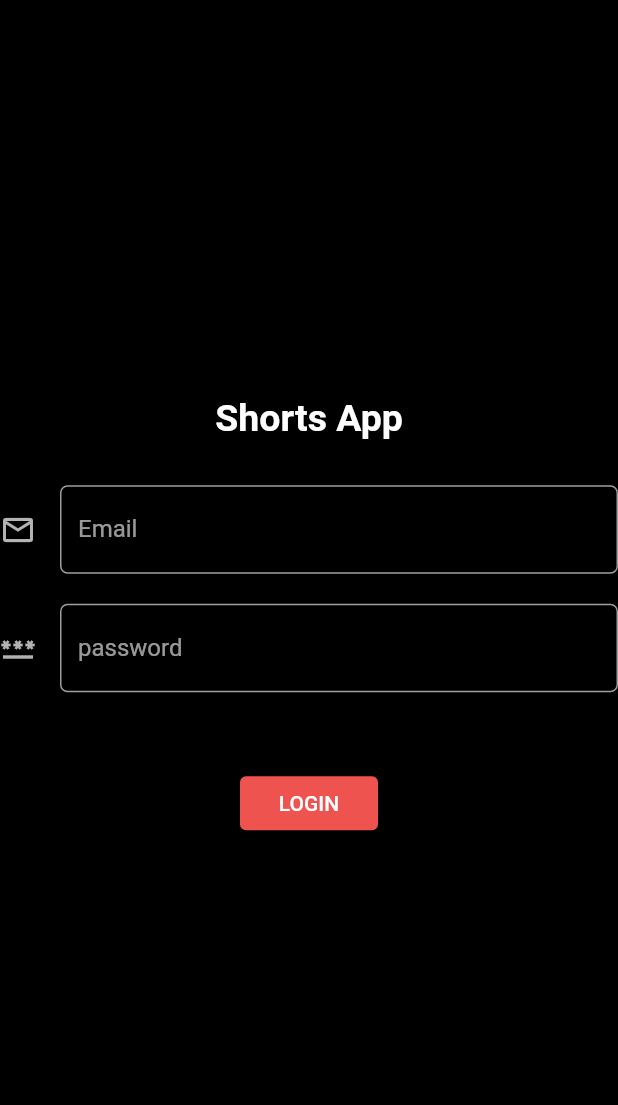
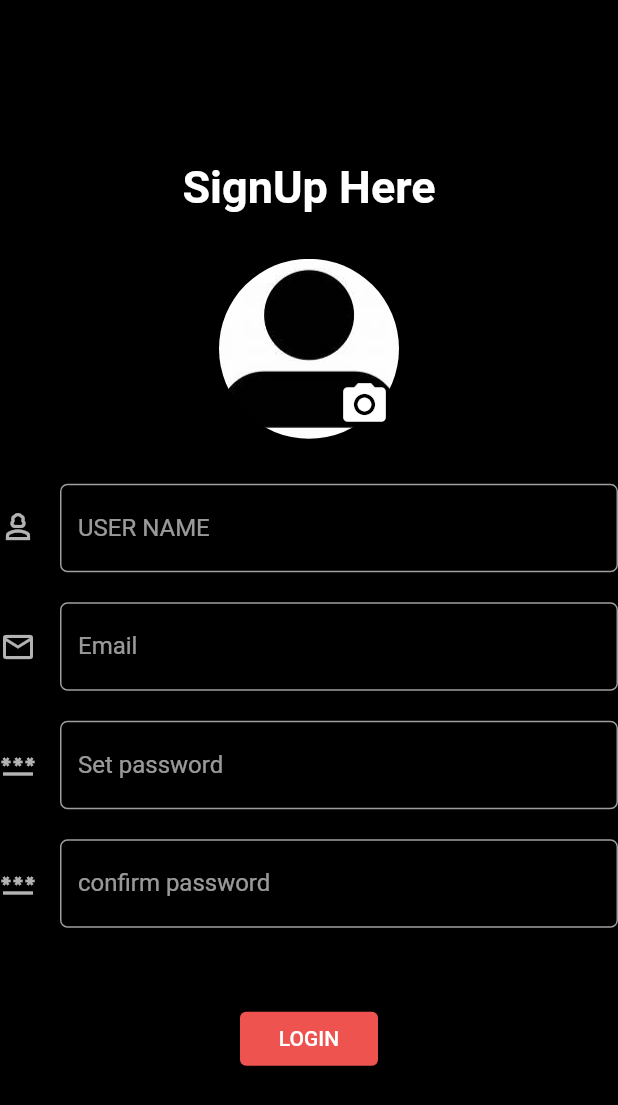
Before and after one commit to HarshGupta0/Shorts_App01, a Flutter app: the screen it shows after launch, on a phone screen of 412 x 824 dp. Shown: the top 1105 px of the screen. Run offline on Flutter 3.47's test engine with Material 2 defaults, Android fonts, the phone set to English and light mode, and no system bars; our stand-ins replace firebase_core, get, image_picker, video_player; accounts and stored records are empty.

```diff
--- a/lib/main.dart
+++ b/lib/main.dart
@@ -1,10 +1,15 @@
+import 'package:firebase_core/firebase_core.dart';
 import 'package:flutter/material.dart';
+import 'package:get/get_navigation/src/root/get_material_app.dart';
 import 'package:shorts_app/constants.dart';
 import 'package:shorts_app/view/screens/auth/login_screen_ui.dart';
+import 'package:shorts_app/view/screens/auth/signupScreen.dart';
 import 'package:shorts_app/view/screens/home.dart';
 
-void main() {
-  runApp(const MyApp());
+void main() async{
+  WidgetsFlutterBinding.ensureInitialized();
+  await Firebase.initializeApp();
+  runApp(MyApp());
 }
 
 class MyApp extends StatelessWidget {
@@ -13,12 +18,12 @@ class MyApp extends StatelessWidget {
   // This widget is the root of your application.
   @override
   Widget build(BuildContext context) {
-    return MaterialApp(
+    return GetMaterialApp(
       title: 'Flutter Demo',
       theme: ThemeData.dark().copyWith(
         scaffoldBackgroundColor: backgroundColor,
       ),
-      home:LoginScreen(),
+      home:SignUpScreen(),
     );
   }
 }
--- a/lib/view/screens/auth/login_screen_ui.dart
+++ b/lib/view/screens/auth/login_screen_ui.dart
@@ -1,6 +1,7 @@
 import 'package:flutter/material.dart';
 import 'package:shorts_app/constants.dart';
 import 'package:shorts_app/main.dart';
+import 'package:shorts_app/view/screens/home.dart';
 import 'package:shorts_app/view/widgets/Input_Text.dart';
 import 'package:shorts_app/view/widgets/glitch.dart';
 class LoginScreen extends StatefulWidget {
@@ -21,7 +22,7 @@ class _LoginScreenState extends State<LoginScreen> {
           child: Column(
             mainAxisAlignment: MainAxisAlignment.center,
             children: [
-              GlithEffect(child: Text("Shorts App",style: TextStyle(fontWeight: FontWeight.bold,color: Colors.white,fontSize: 25),)),
+              GlithEffect(child: Text("Shorts App",style: TextStyle(fontWeight: FontWeight.bold,color: Colors.white,fontSize: 30),)),
               SizedBox(height: 30,),
               InputText(controller: emailController,
                   myIcon: Icons.email_outlined, MylableText: "Email",),
@@ -32,7 +33,10 @@ class _LoginScreenState extends State<LoginScreen> {
                 MylableText: "password",
               ),
               SizedBox(height: 50,),
-              ElevatedButton(onPressed: (){} ,child: Container(
+              ElevatedButton(onPressed: (){
+                Navigator.pushReplacement(context,MaterialPageRoute(builder: (context)=>Home()));
+
+              } ,child: Container(
                 alignment: Alignment.center,
                 width: 60,
                 child: Text("LOGIN"),
--- /dev/null
+++ b/lib/view/screens/auth/signupScreen.dart
@@ -0,0 +1,81 @@
+import 'package:flutter/material.dart';
+import 'package:get/get.dart';
+import 'package:shorts_app/view/screens/auth/login_screen_ui.dart';
+import 'package:shorts_app/view/widgets/glitch.dart';
+
+import '../../../constants.dart';
+import '../../widgets/Input_Text.dart';
+
+class SignUpScreen extends StatefulWidget {
+  const SignUpScreen({Key? key}) : super(key: key);
+
+  @override
+  State<SignUpScreen> createState() => SignUpScreenState();
+}
+
+class SignUpScreenState extends State<SignUpScreen> {
+   TextEditingController emailController = new TextEditingController();
+  TextEditingController setpasswordController =new TextEditingController();
+  TextEditingController ConfirmpasswordController =new TextEditingController();
+  @override
+  Widget build(BuildContext context) {
+    return Scaffold(
+      body: Center(
+        child: SingleChildScrollView(
+          child: Container(
+            alignment: Alignment.center,
+            child: Column(
+              mainAxisAlignment: MainAxisAlignment.center,
+              children: [
+                GlithEffect(child: Text("SignUp Here",style: TextStyle(fontWeight: FontWeight.bold,color: Colors.white,fontSize: 30),)),
+                SizedBox(height: 30,),
+                Stack(
+                  children: [
+                    CircleAvatar(backgroundImage:AssetImage("asset/th.jpg"),radius: 60,),
+                    Positioned(
+                      bottom: 0,
+                        // top: 0,
+                        right: 0,
+                        // left: 0,
+                        child: IconButton(
+                      onPressed: (){},
+                      icon: Icon(Icons.camera_alt,size: 34,),
+                    )),
+                  ],
+                ),
+                SizedBox(height: 30,),
+                InputText(controller: emailController,
+                  myIcon: Icons.person_3_outlined, MylableText: "USER NAME",),
+                SizedBox(height: 20,),
+                InputText(controller: emailController,
+                  myIcon: Icons.email_outlined, MylableText: "Email",),
+                SizedBox(height: 20,),
+                InputText(controller: setpasswordController,
+                  myIcon: Icons.password_sharp,
+                  toHide: true,
+                  MylableText: "Set password",
+                ),
+                SizedBox(height: 20,),
+                InputText(controller:ConfirmpasswordController,
+                  myIcon: Icons.password_sharp,
+                  toHide: true,
+                  MylableText: "confirm password",
+                ),
+                SizedBox(height: 50,),
+                ElevatedButton(onPressed: (){
+                  Navigator.pushReplacement(context,MaterialPageRoute(builder: (context)=>LoginScreen()));
+                } ,child: Container(
+                  alignment: Alignment.center,
+                  width: 60,
+                  child: Text("LOGIN"),
+                ),
+                  style: ElevatedButton.styleFrom(primary:buttonColor),
+                ),
+              ],
+            ),
+          ),
+        ),
+      ),
+    );;
+  }
+}
```
Also changed, not shown: pubspec.yaml (+6 -2 lines), asset/th.jpg (added), pubspec.lock, 4 other files.
